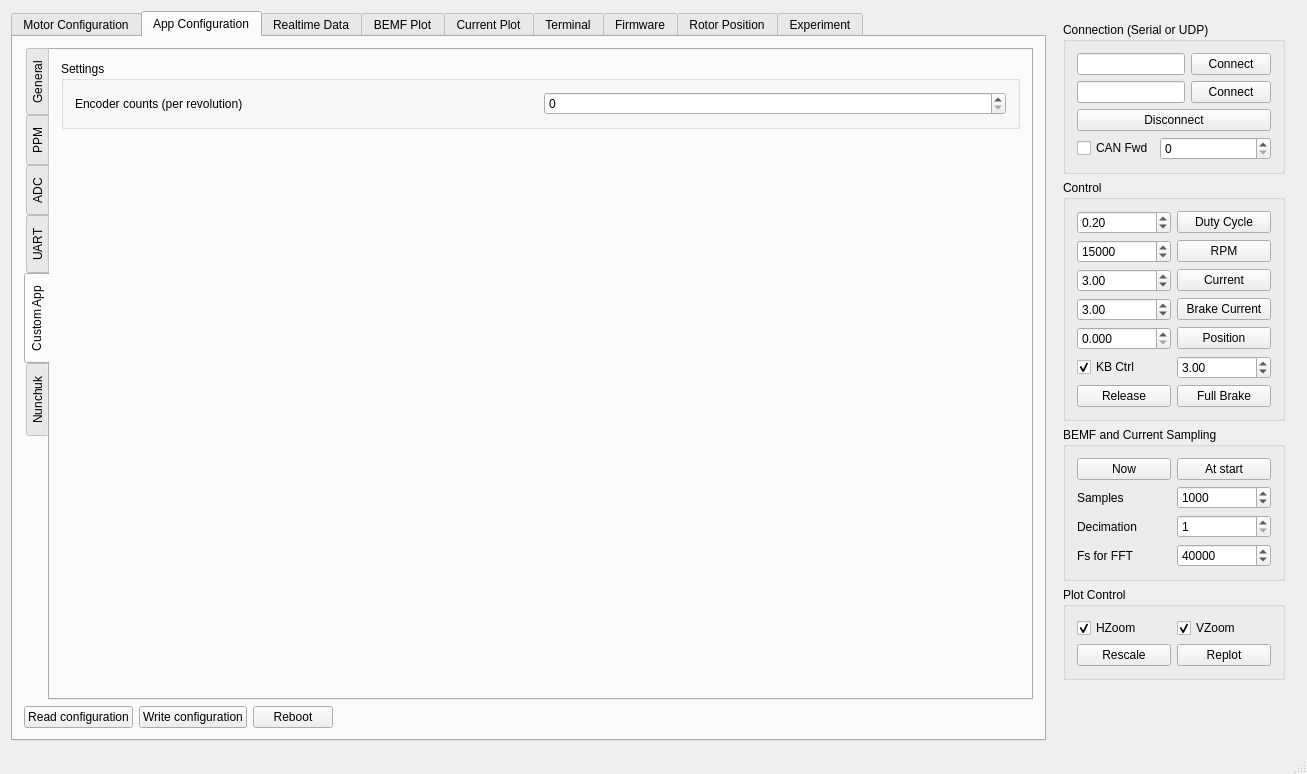
The window that mainwindow.ui (erwincoumans/bldc-tool) describes before a commit, drawn with Qt 5.
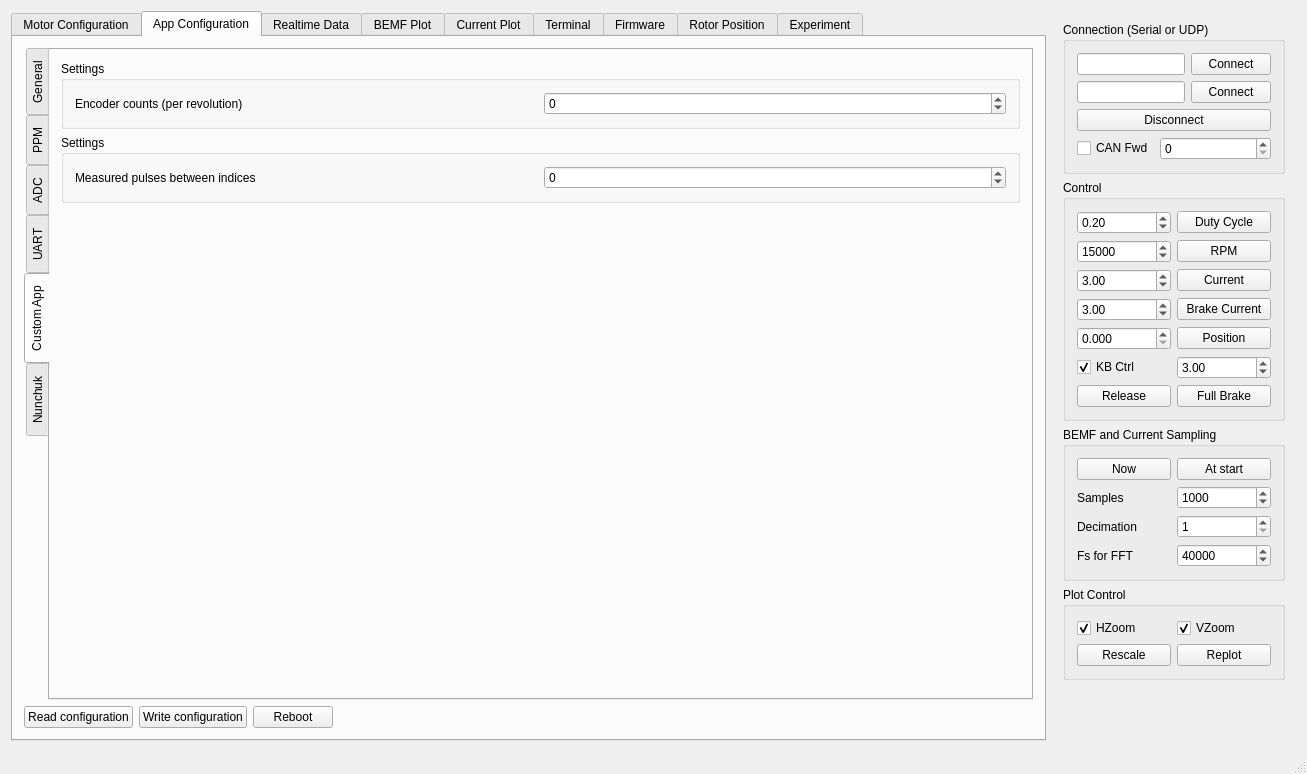
The same window after the commit. The open tabs and pages were chosen to show the change. Custom widgets are drawn as their Qt base class.

Commit message: customize bldc-tool for custom quadrature app (very simple/limited experiment)

```diff
--- a/mainwindow.ui
+++ b/mainwindow.ui
@@ -2660,7 +2660,39 @@
                  <item row="0" column="1">
                   <widget class="QSpinBox" name="appconfCustomEncoderCountsBox">
                    <property name="maximum">
-                    <number>20000000</number>
+                    <number>999999</number>
+                   </property>
+                   <property name="minimum">
+                    <number>-999999</number>
+                   </property>
+		               <property name="singleStep">
+                    <number>1</number>
+                   </property>
+                  </widget>
+                 </item>
+                </layout>
+               </widget>
+              </item>
+	      <item>
+               <widget class="QGroupBox" name="groupBox_21b">
+                <property name="title">
+                 <string>Settings</string>
+                </property>
+                <layout class="QGridLayout" name="gridLayout_16b">
+                 <item row="0" column="0">
+                  <widget class="QLabel" name="label_46b">
+                   <property name="text">
+                    <string>Measured pulses between indices</string>
+                   </property>
+                  </widget>
+                 </item>
+                 <item row="0" column="1">
+                  <widget class="QSpinBox" name="appconfCustomEncoderPulsesBox">
+                   <property name="maximum">
+                    <number>999999</number>
+                   </property>
+                   <property name="minimum">
+                    <number>-999999</number>
                    </property>
                    <property name="singleStep">
                     <number>2400</number>
```
Left out of the diff: 2 changed lines with no effect on the pictures. The commit also changes 3 other files.
